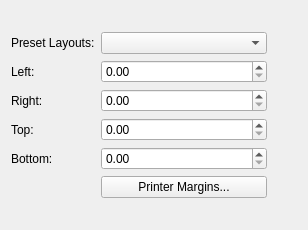
Before: the Qt Designer form scribus/ui/newmarginwidgetbase.ui in scribusproject/scribus, drawn with Qt 5.
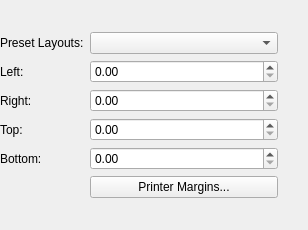
After: the same form once the commit is applied. Custom widgets are drawn as their Qt base class.

Commit message: #16362: Remove extra margins in preferences dialog

Patch:
```diff
--- a/scribus/ui/newmarginwidgetbase.ui
+++ b/scribus/ui/newmarginwidgetbase.ui
@@ -20,6 +20,18 @@
    <string notr="true">Form</string>
   </property>
   <layout class="QGridLayout" name="gridLayout_2">
+   <property name="leftMargin">
+    <number>0</number>
+   </property>
+   <property name="topMargin">
+    <number>0</number>
+   </property>
+   <property name="rightMargin">
+    <number>0</number>
+   </property>
+   <property name="bottomMargin">
+    <number>0</number>
+   </property>
    <item row="0" column="0">
     <layout class="QGridLayout" name="gridLayout">
      <item row="4" column="0">
```
The commit also changes 4 other files.
